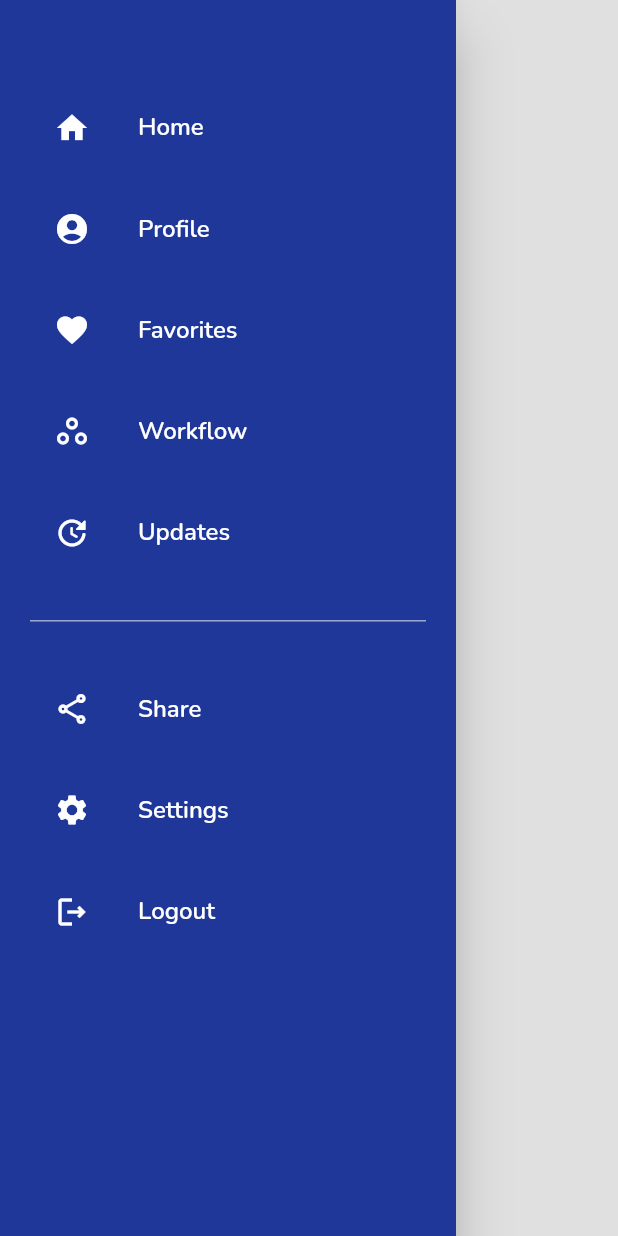
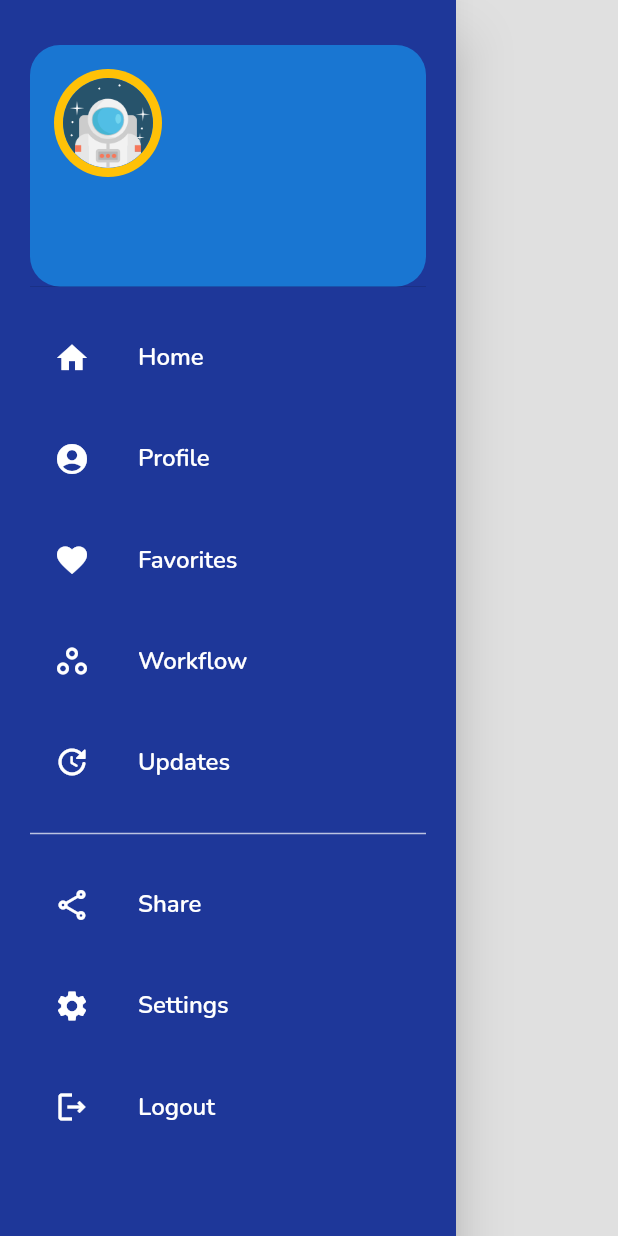
Before and after one commit to mirzamahmud/BUBT-App, a Flutter app: the NavigationDrawerWidget widget shown alone on an empty page, opened directly, on a phone screen of 412 x 824 dp. Run offline on Flutter 3.47's test engine with Material 2 defaults, Android fonts, the phone set to English and light mode, and no system bars; our stand-ins replace cloud_firestore, firebase_auth, firebase_core, firebase_storage, flutter_screenutil, fluttertoast and 2 more; accounts and stored records are empty.

Commit message:
modified-4

```diff
--- a/lib/main.dart
+++ b/lib/main.dart
@@ -17,8 +17,7 @@ void main() async
 
       statusBarColor: Colors.blue[800],
       statusBarIconBrightness: Brightness.light,
-      systemNavigationBarColor: Colors.blue[200],
-      systemNavigationBarIconBrightness: Brightness.light,
+      systemNavigationBarIconBrightness: Brightness.dark,
     )
   );
 }
--- a/lib/screens/home_screen.dart
+++ b/lib/screens/home_screen.dart
@@ -29,10 +29,10 @@ class _HomeScreenState extends State<HomeScreen> {
 
         appBar: AppBar(
 
-          iconTheme: const IconThemeData(color: Colors.black, size: 30.0),
-          backgroundColor: Colors.transparent,
+          iconTheme: const IconThemeData(color: Colors.white, size: 30.0),
+          backgroundColor: Colors.blue[800],
           elevation: 0,
-          title: Text("Home Page", style: GoogleFonts.nunito(color: Colors.black, fontWeight: FontWeight.w700)),
+          title: Text("Home Page", style: GoogleFonts.nunito(color: Colors.white, fontWeight: FontWeight.w700)),
         ),
 
         body: Container(
--- a/lib/widgets/navigation_drawer_widget.dart
+++ b/lib/widgets/navigation_drawer_widget.dart
@@ -1,13 +1,38 @@
+import 'package:bubt_app/models/user_model.dart';
 import 'package:bubt_app/screens/home_screen.dart';
 import 'package:bubt_app/screens/start_screen.dart';
+import 'package:cloud_firestore/cloud_firestore.dart';
 import 'package:firebase_auth/firebase_auth.dart';
 import 'package:flutter/material.dart';
 import 'package:flutter_screenutil/flutter_screenutil.dart';
 import 'package:google_fonts/google_fonts.dart';
 
-class NavigationDrawerWidget extends StatelessWidget {
+class NavigationDrawerWidget extends StatefulWidget {
 
   const NavigationDrawerWidget({Key? key}) : super(key: key);
+
+  @override
+  State<NavigationDrawerWidget> createState() => _NavigationDrawerWidgetState();
+}
+
+class _NavigationDrawerWidgetState extends State<NavigationDrawerWidget> {
+  User? user = FirebaseAuth.instance.currentUser;
+
+  UserModel loggedInUser = UserModel();
+
+  @override
+  void initState()
+  {
+    super.initState();
+
+    FirebaseFirestore.instance.collection("users").doc(user!.uid).get()
+      .then((value) => {
+
+        loggedInUser = UserModel.fromMap(value.data()),
+
+        setState(() {})
+      });
+  }
 
   @override
   Widget build(BuildContext context) {
@@ -22,10 +47,28 @@ class NavigationDrawerWidget extends StatelessWidget {
 
           child: ListView(
 
-            padding: const EdgeInsets.symmetric(horizontal: 20.0),
+            padding: const EdgeInsets.symmetric(horizontal: 20.0, vertical: 30.0),
             children: [
 
-              SizedBox(height: 50.h),
+              UserAccountsDrawerHeader(
+
+                decoration: BoxDecoration(
+
+                  color: Colors.blue[700],
+                  borderRadius: BorderRadius.circular(20.0),
+                ),
+                accountName: Text("${loggedInUser.name}", style: GoogleFonts.nunito(fontSize: 16.sp, fontWeight: FontWeight.bold)),
+                accountEmail: Text("${loggedInUser.email}", style: GoogleFonts.nunito(fontSize: 12.sp, fontWeight: FontWeight.normal)),
+                currentAccountPicture: const CircleAvatar(
+
+                  radius: 40.0, backgroundColor: Colors.amber,
+                  child: CircleAvatar(
+
+                    radius: 30.0, backgroundImage: AssetImage("assets/icons/user-profile.png"),
+                  ),
+                ),
+              ),
+              SizedBox(height: 10.h),
 
               buildMenuItem(
 
@@ -66,11 +109,11 @@ class NavigationDrawerWidget extends StatelessWidget {
                 onClicked: () => selectedItem(context, 4),
               ),
 
-              SizedBox(height: 20.h),
+              SizedBox(height: 10.h),
 
-              const Divider(color: Colors.white70, thickness: 0.8),
+              const Divider(color: Colors.white70, thickness: 1),
 
-              SizedBox(height: 20.h),
+              SizedBox(height: 10.h),
 
               buildMenuItem(
 
```
Also changed, not shown: lib/widgets/image_upload_section.dart (+21 -12 lines).
